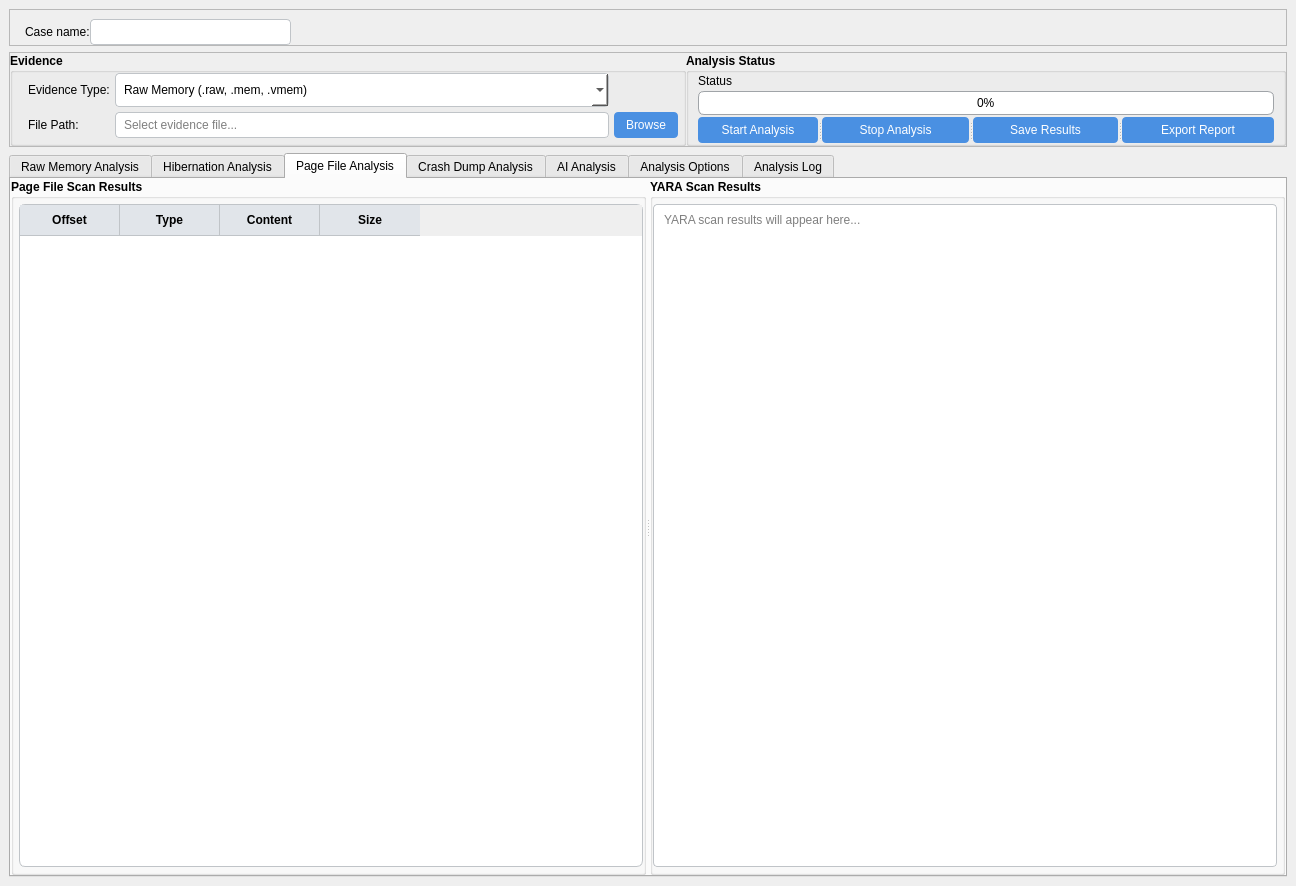
Old version of the form ui/pages/analysis_ui/memory_analysis.ui in the repository Tlinhk/Windows_forensic.
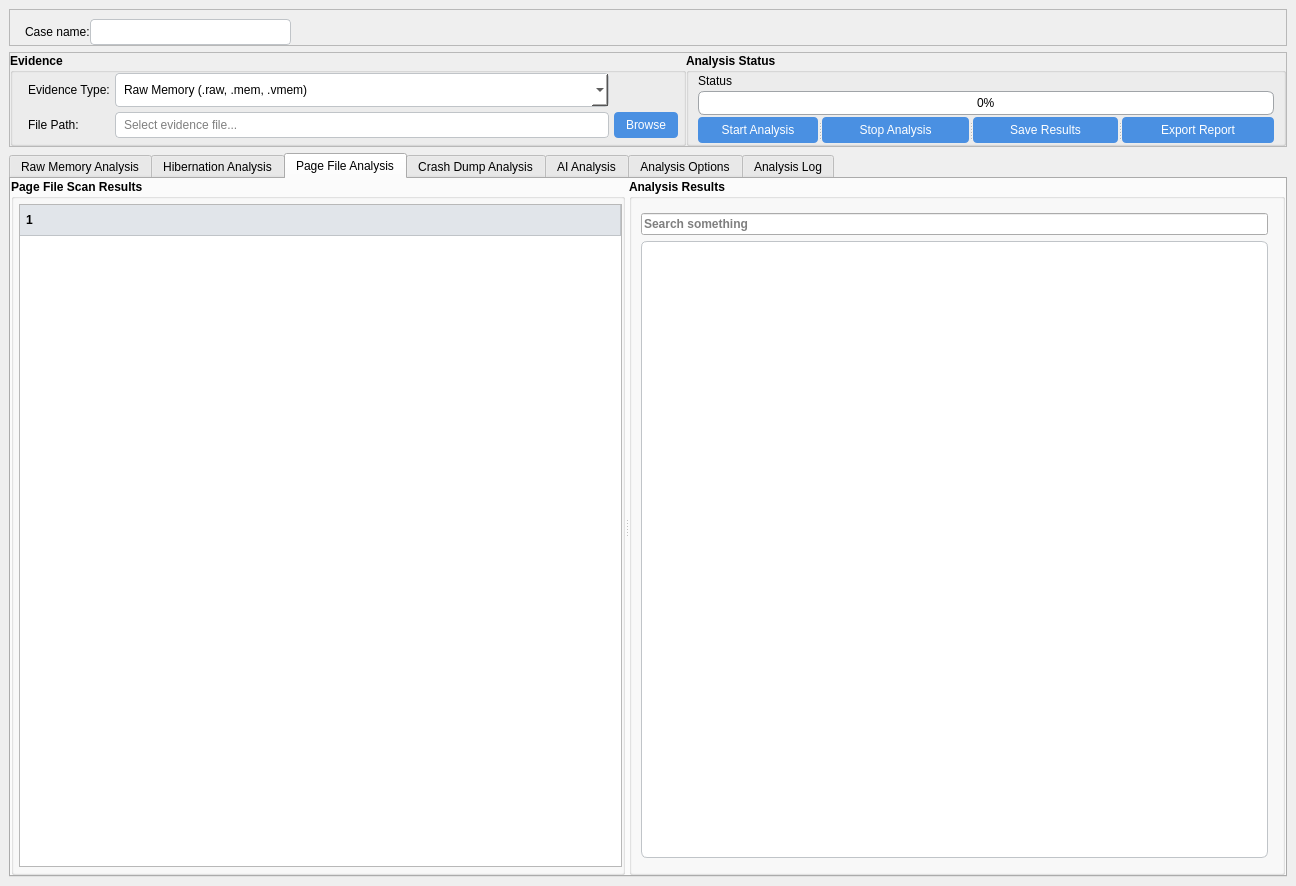
New version of the form. The open tabs and pages were chosen to show the change. Icons and pictures are not drawn.

Commit message: analysis without db

The edit to the form file:
```diff
--- a/ui/pages/analysis_ui/memory_analysis.ui
+++ b/ui/pages/analysis_ui/memory_analysis.ui
@@ -1345,110 +1345,7 @@
                 <number>5</number>
                </property>
                <item>
-                <widget class="QTableWidget" name="pageFileScanTable">
-                 <property name="styleSheet">
-                  <string notr="true">/* ==== QTableWidget / QTableView ==== */
-QTableWidget,
-QTableView {
-    background-color: #ffffff;           /* nền trắng */
-    border: 1px solid #c0c4c8;           /* viền xám nhạt */
-    gridline-color: #e0e3e6;             /* màu lưới */
-    border-radius: 6px;                  /* bo góc toàn widget */
-    selection-background-color: #cce4f7; /* màu nền khi chọn */
-    selection-color: #000000;            /* màu chữ khi chọn */
-}
-
-/* Alternating row colors */
-QTableWidget {
-    alternate-background-color: #f9fbfc;
-}
-QTableWidget::item:alternate,
-QTableView::item:alternate {
-    background-color: #f9fbfc;
-}
-
-/* Header (cột và hàng) */
-QHeaderView::section {
-    background-color: #e1e5ea;
-    padding: 6px;
-    border: none;
-    border-bottom: 1px solid #c0c4c8;
-    border-right: 1px solid #c0c4c8;
-    font-weight: bold;
-}
-QHeaderView::section:last,
-QHeaderView::section:last {
-    border-right: none;
-}
-
-/* Cell hover */
-QTableWidget::item:hover,
-QTableView::item:hover {
-    background-color: #e8f1fb;
-}
-
-/* Remove focus rectangle */
-QTableWidget::item:focus,
-QTableView::item:focus {
-    outline: none;
-}
-
-/* Scrollbar trong table */
-QTableWidget QScrollBar:vertical,
-QTableView QScrollBar:vertical {
-    background: transparent;
-    width: 8px;
-    margin: 0px;
-}
-QTableWidget QScrollBar::handle:vertical,
-QTableView QScrollBar::handle:vertical {
-    background: #c0c4c8;
-    min-height: 20px;
-    border-radius: 4px;
-}
-QTableWidget QScrollBar::add-line,
-QTableWidget QScrollBar::sub-line,
-QTableView QScrollBar::add-line,
-QTableView QScrollBar::sub-line {
-    height: 0;
-}
-
-/* Focused cell viền xanh nhẹ */
-QTableWidget::item:selected:active,
-QTableView::item:selected:active {
-    border: 1px solid #4a90e2;
-}
-
-/* Header hover (nếu muốn) */
-QHeaderView::section:hover {
-    background-color: #d7dae0;
-}
-</string>
-                 </property>
-                 <property name="alternatingRowColors">
-                  <bool>true</bool>
-                 </property>
-                 <column>
-                  <property name="text">
-                   <string>Offset</string>
-                  </property>
-                 </column>
-                 <column>
-                  <property name="text">
-                   <string>Type</string>
-                  </property>
-                 </column>
-                 <column>
-                  <property name="text">
-                   <string>Content</string>
-                  </property>
-                 </column>
-                 <column>
-                  <property name="text">
-                   <string>Size</string>
-                  </property>
-                 </column>
-                </widget>
+                <widget class="QTreeWidget" name="pagefiletreeWidget"/>
                </item>
               </layout>
              </widget>
@@ -1469,7 +1366,7 @@
                </font>
               </property>
               <property name="title">
-               <string>YARA Scan Results</string>
+               <string>Analysis Results</string>
               </property>
               <layout class="QVBoxLayout" name="yaraResultsLayout">
                <property name="spacing">
@@ -1488,47 +1385,35 @@
                 <number>5</number>
                </property>
                <item>
-                <widget class="QTextEdit" name="yaraResultsText">
-                 <property name="styleSheet">
-                  <string notr="true">/* ==== CHUNG CHO CÁC TEXT INPUT / TEXT EDIT ==== */
-QTextEdit {
-    background-color: #ffffff;
-    border: 1px solid #c0c4c8;      /* viền xám nhạt */
-    border-radius: 4px;             /* bo góc mềm */
-    padding: 4px 6px;               /* khoảng đệm bên trong */
-    selection-background-color: #cce4f7;
-    selection-color: #000;
-}
-
-/* Khi focus chuyển viền sang xanh */
-QTextEdit:focus {
-    border: 1px solid #4a90e2;
-}
-
-
-
-/* Thanh cuộn bên trong QTextEdit bo góc &amp; nhỏ gọn */
-QTextEdit QScrollBar:vertical {
-    background: transparent;
-    width: 8px;
-    margin: 0px;
-}
-QTextEdit QScrollBar::handle:vertical {
-    background: #c0c4c8;
-    min-height: 20px;
-    border-radius: 4px;
-}
-QTextEdit QScrollBar::add-line, QTextEdit QScrollBar::sub-line {
-    height: 0;
-}
-</string>
-                 </property>
-                 <property name="readOnly">
-                  <bool>true</bool>
-                 </property>
-                 <property name="placeholderText">
-                  <string>YARA scan results will appear here...</string>
-                 </property>
+                <widget class="QStackedWidget" name="stackedWidget">
+                 <widget class="QWidget" name="pageExtractStrings">
+                  <layout class="QGridLayout" name="gridLayout_7">
+                   <item row="0" column="0">
+                    <widget class="QLineEdit" name="lineEdit_2">
+                     <property name="placeholderText">
+                      <string>Search something</string>
+                     </property>
+                    </widget>
+                   </item>
+                   <item row="1" column="0">
+                    <widget class="QTableWidget" name="tableStrings"/>
+                   </item>
+                  </layout>
+                 </widget>
+                 <widget class="QWidget" name="pageYaraDetails">
+                  <layout class="QGridLayout" name="gridLayout_8">
+                   <item row="0" column="0">
+                    <widget class="QPlainTextEdit" name="txtYaraMatches"/>
+                   </item>
+                  </layout>
+                 </widget>
+                 <widget class="QWidget" name="pageCarveFiles">
+                  <layout class="QGridLayout" name="gridLayout_9">
+                   <item row="0" column="0">
+                    <widget class="QListWidget" name="lstCarved"/>
+                   </item>
+                  </layout>
+                 </widget>
                 </widget>
                </item>
               </layout>
```
Left out of the diff: 4 changed lines with no effect on the pictures. The commit also changes 2 other files.
